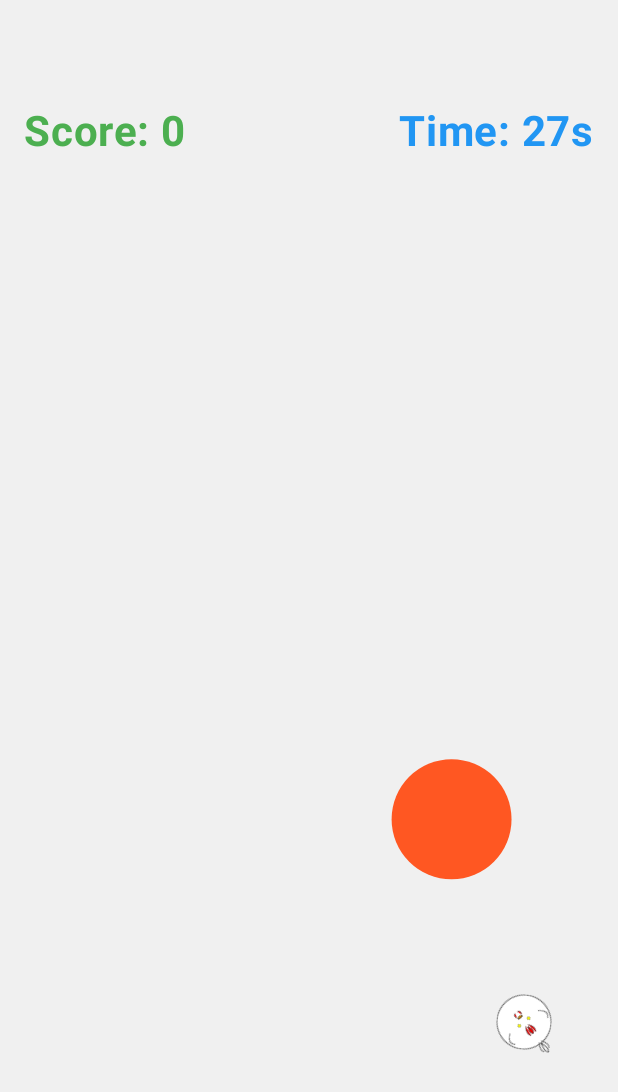
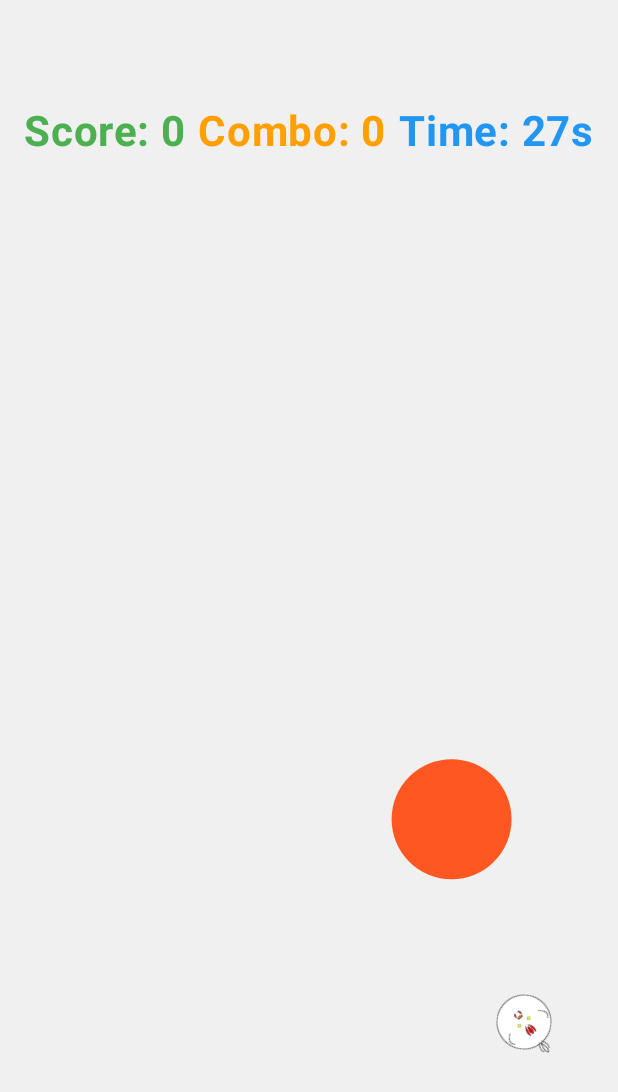
Before and after one commit to NakaoKisho/TapTapDash, an Android app built with Jetpack Compose: the screen it shows after launch (MainActivity), after a tap on "ゲームスタート", on a phone screen of 412 x 824 dp. Shown: the top 1092 px of the screen. Run offline under Robolectric (Android 15) with nearby library versions, the light colour scheme and no system bars; our stand-ins replace AdMob, Dagger/Hilt's generated code; 3 statements that could not run were skipped.

Commit message:
added combo function

```diff
--- a/feature/game/src/main/java/com/vegcale/taptaptap/feature/game/GameScreen.kt
+++ b/feature/game/src/main/java/com/vegcale/taptaptap/feature/game/GameScreen.kt
@@ -186,6 +186,12 @@
                     color = Color(0xFF4CAF50),
                 )
                 Text(
+                    text = "Combo: ${playingState.comboCount}",
+                    fontSize = 28.sp,
+                    fontWeight = FontWeight.Bold,
+                    color = Color(0xFFFFA000),
+                )
+                Text(
                     text = "Time: ${playingState.timeLeft.toInt()}s",
                     fontSize = 28.sp,
                     fontWeight = FontWeight.Bold,
--- a/feature/game/src/main/java/com/vegcale/taptaptap/feature/game/GameViewModel.kt
+++ b/feature/game/src/main/java/com/vegcale/taptaptap/feature/game/GameViewModel.kt
@@ -22,7 +22,9 @@
         val timeLeft: Float,
         val targetX: Float,
         val targetY: Float,
-        val targetRadius: Float
+        val targetRadius: Float,
+        val comboCount: Int,
+        val lastTapTime: Long
     ) : GameScreenState
 
     data class GameOver(val finalScore: Int) : GameScreenState
@@ -64,8 +66,18 @@
     private var gameJob: kotlinx.coroutines.Job? = null
     private var chickenJob: kotlinx.coroutines.Job? = null
 
+    private val COMBO_TIMEOUT_MS = 1500L // 1.5 seconds
+
     fun startGame() {
-        _gameState.value = GameScreenState.Playing(score = 0, timeLeft = 30f, targetX = 0.5f, targetY = 0.5f, targetRadius = 50f)
+        _gameState.value = GameScreenState.Playing(
+            score = 0,
+            timeLeft = 30f,
+            targetX = 0.5f,
+            targetY = 0.5f,
+            targetRadius = 50f,
+            comboCount = 0,
+            lastTapTime = System.currentTimeMillis()
+        )
         gameJob?.cancel()
         chickenJob?.cancel()
 
@@ -146,9 +158,25 @@
                     (offset.y - targetCenterY).toDouble().pow(2)
         )
 
-        if (distance <= currentState.targetRadius) {
-            _gameState.value = currentState.copy(score = currentState.score + 1)
+        val HIT_AREA_BUFFER_PX = 15f // 赤い点の当たり判定を広げるためのバッファ値 (ピクセル)
+
+        if (distance <= currentState.targetRadius + HIT_AREA_BUFFER_PX) {
+            val currentTime = System.currentTimeMillis()
+            val newComboCount = if (currentTime - currentState.lastTapTime <= COMBO_TIMEOUT_MS) {
+                currentState.comboCount + 1
+            } else {
+                1
+            }
+            val scoreIncrease = 1 + (newComboCount / 5) // Example: +1 score for every 5 combo
+            _gameState.value = currentState.copy(
+                score = currentState.score + scoreIncrease,
+                comboCount = newComboCount,
+                lastTapTime = currentTime
+            )
             updateTargetPosition() // Update target immediately after a successful tap
+        } else {
+            // Missed tap, reset combo
+            _gameState.value = currentState.copy(comboCount = 0)
         }
     }
 
@@ -172,6 +200,10 @@
                     rageEndTime = System.currentTimeMillis() + 5000L // 5 seconds rage
                 )
             }
+            // Tapping chicken resets combo
+            (_gameState.value as? GameScreenState.Playing)?.let { currentState ->
+                _gameState.value = currentState.copy(comboCount = 0)
+            }
             return true
         }
         return false
```
Also changed, not shown: 1 other file.
